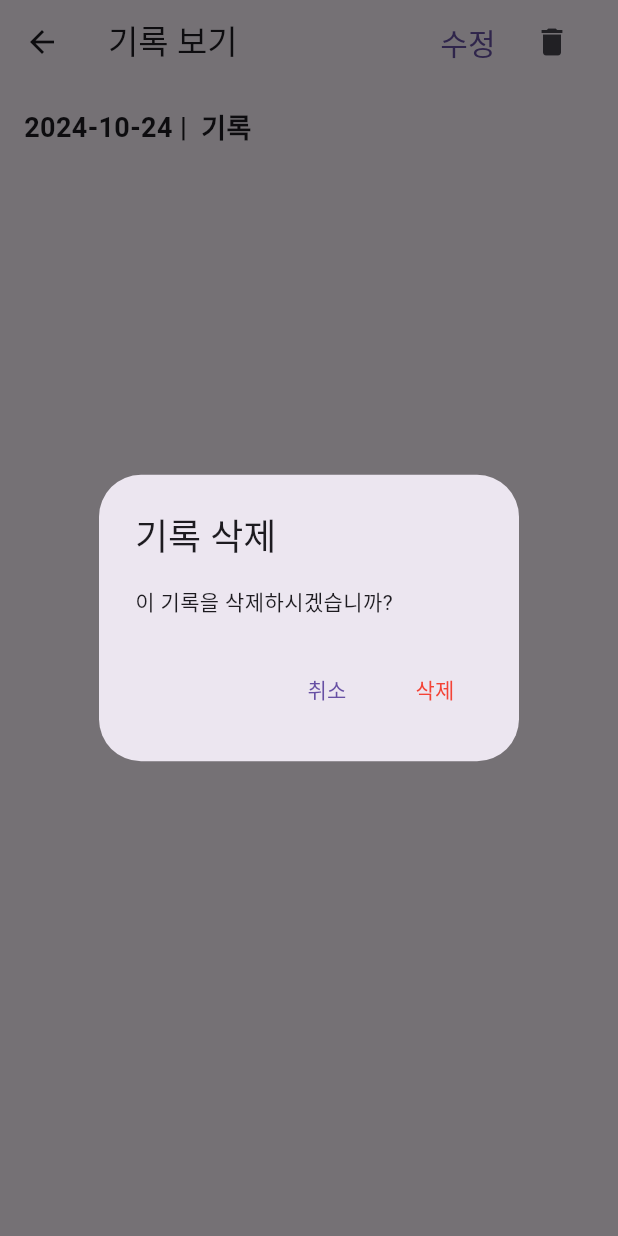
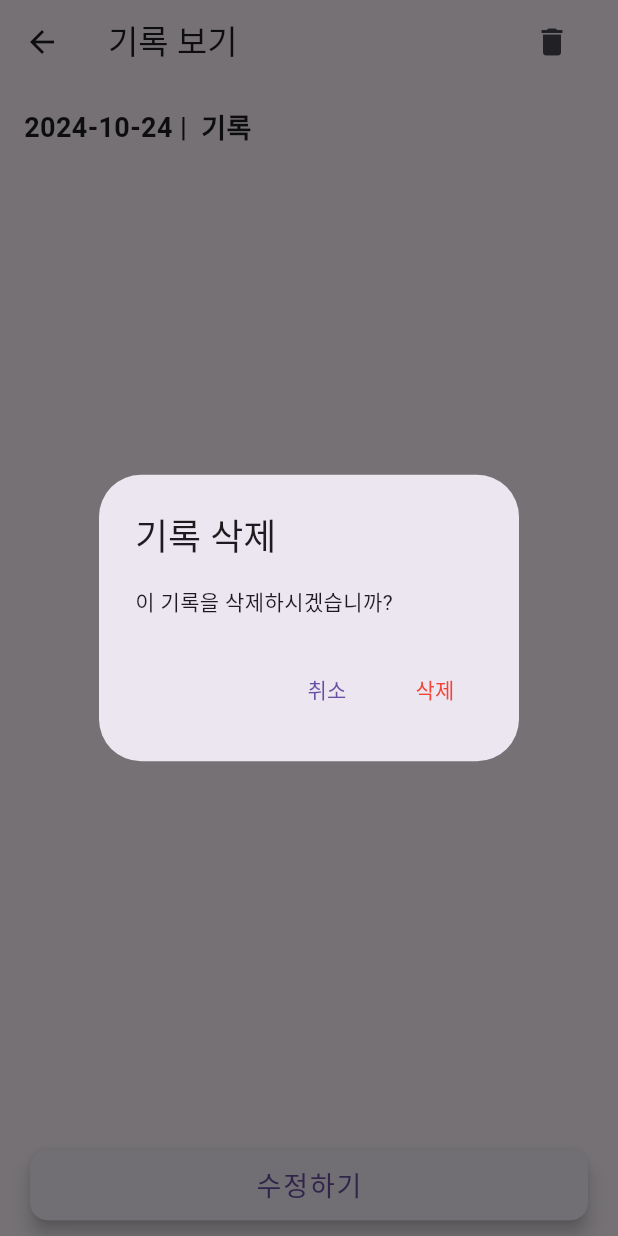
Before and after one commit to seuunng/Food-for-Later, a Flutter app: the ReadRecord screen opened directly with empty values, after a tap on the "delete" icon, on a phone screen of 412 x 824 dp. Run offline on Flutter 3.47's test engine with Material 3 defaults, Android fonts, the phone set to English and light mode, and no system bars; our stand-ins replace cloud_firestore, firebase_core, firebase_storage, fl_chart, flutter_colorpicker, flutter_image_compress and 2 more; missing offline and left inert: photo_manager; accounts and stored records are empty.

```diff
--- a/lib/screens/records/read_record.dart
+++ b/lib/screens/records/read_record.dart
@@ -2,6 +2,7 @@ import 'dart:io';
 
 import 'package:cloud_firestore/cloud_firestore.dart';
 import 'package:flutter/material.dart';
+import 'package:food_for_later/components/navbar_button.dart';
 import 'package:food_for_later/screens/admin_page/admin_main_page.dart';
 import 'package:food_for_later/screens/records/create_record.dart';
 import 'package:intl/intl.dart';
@@ -41,30 +42,6 @@ class _ReadRecordState extends State<ReadRecord> {
       appBar: AppBar(
         title: Text('기록 보기'),
         actions: [
-          TextButton(
-            child: Text(
-              '수정',
-              style: TextStyle(
-                fontSize: 20, // 글씨 크기를 20으로 설정
-              ),
-            ),
-            onPressed: () async {
-              final updatedRecord = await Navigator.push(
-                context,
-                MaterialPageRoute(
-                  builder: (context) => CreateRecord(
-                    recordId: widget.recordId, // 초기 데이터 전달
-                    isEditing: true, // 수정 모드로 설정
-                  ),
-                ),
-              );
-
-              if (updatedRecord != null) {
-                // 수정된 데이터가 돌아오면 처리
-                // 현재 화면을 업데이트하거나 데이터를 반영하는 작업
-              }
-            },
-          ),
           IconButton(
             icon: Icon(Icons.delete, ),
             onPressed: () {
@@ -226,6 +203,32 @@ class _ReadRecordState extends State<ReadRecord> {
                   },
                 ),
               ),
+              Container(
+                color: Colors.transparent,
+                padding: EdgeInsets.symmetric(horizontal: 20, vertical: 10),
+                child: SizedBox(
+                  width: double.infinity,
+                  child: NavbarButton(
+                    buttonTitle: '수정하기',
+                    onPressed: () async {
+                      final updatedRecord = await Navigator.push(
+                        context,
+                        MaterialPageRoute(
+                          builder: (context) => CreateRecord(
+                            recordId: widget.recordId, // 초기 데이터 전달
+                            isEditing: true, // 수정 모드로 설정
+                          ),
+                        ),
+                      );
+
+                      if (updatedRecord != null) {
+                        // 수정된 데이터가 돌아오면 처리
+                        // 현재 화면을 업데이트하거나 데이터를 반영하는 작업
+                      }
+                    },
+                  ),
+                ),
+              )
             ],
           );
         },
```
Also changed, not shown: lib/screens/records/create_record.dart (+47 -35 lines), lib/screens/records/records_calendar_view.dart (+21 -10 lines).
